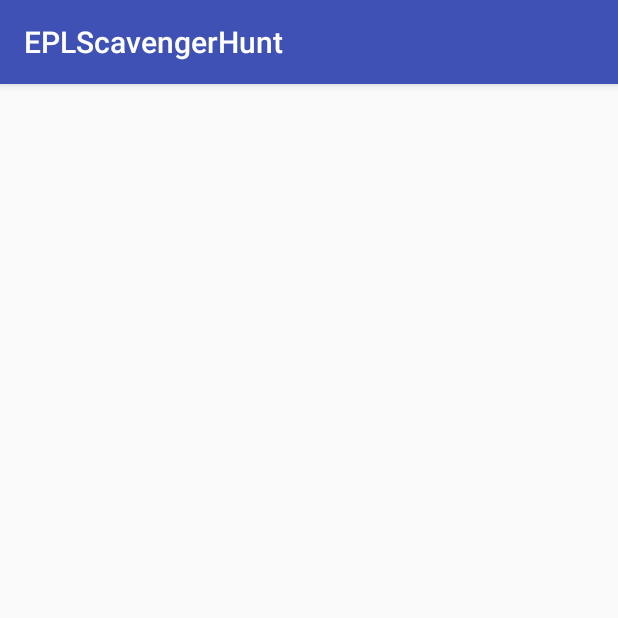
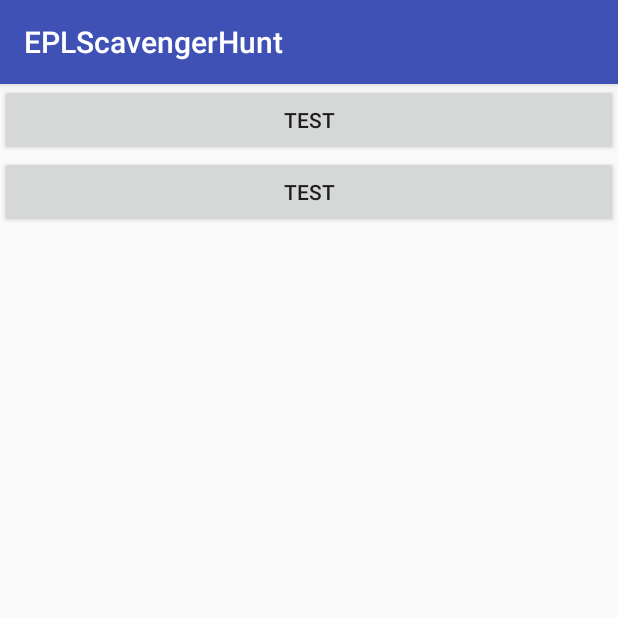
Before and after one commit to yuenj/EPLScavengerHunt, an Android app: the QuestionActivity screen opened directly, with no data from a screen before it, on a phone screen of 412 x 824 dp, the top half of it. Run offline under Robolectric (Android 15) with nearby library versions, the phone set to English and light mode, and no system bars.

Commit message:
Button Creation
Buttons are generated according to how many MC answers

```diff
--- a/app/src/main/java/com/cmput401f17/eplscavengerhunt/activity/QuestionActivity.java
+++ b/app/src/main/java/com/cmput401f17/eplscavengerhunt/activity/QuestionActivity.java
@@ -1,7 +1,12 @@
 package com.cmput401f17.eplscavengerhunt.activity;
 
+/* Imports  */
 import android.os.Bundle;
 import android.support.v7.app.AppCompatActivity;
+import android.support.v7.widget.LinearLayoutCompat;
+import android.view.View;
+import android.widget.Button;
+import android.widget.Toast;
 
 import com.cmput401f17.eplscavengerhunt.R;
 
@@ -11,5 +16,27 @@ public class QuestionActivity extends AppCompatActivity {
     protected void onCreate(Bundle savedInstanceState) {
         super.onCreate(savedInstanceState);
         setContentView(R.layout.activity_question);
+
+        int numMCAnswers = 2;
+
+        /* Create choice button(s) */
+        for(int i = 0; i < numMCAnswers; i++) {
+            Button mcOption = new Button(this);
+            mcOption.setText("test");
+
+            LinearLayoutCompat layout = (LinearLayoutCompat) findViewById(R.id.question_layout);
+            LinearLayoutCompat.LayoutParams parameters = new LinearLayoutCompat.LayoutParams(LinearLayoutCompat.LayoutParams.MATCH_PARENT, LinearLayoutCompat.LayoutParams.WRAP_CONTENT);
+            layout.addView(mcOption, parameters);
+
+            /* Listen for button click. If clicked, make a toast telling which button was clicked */
+            final int id = i;
+            mcOption.setOnClickListener(new View.OnClickListener() {
+                public void onClick(View view) {
+                    Toast.makeText(view.getContext(), "Button clicked index = " + id, Toast.LENGTH_SHORT).show();
+
+                    //TODO: Pass response to Question Controller
+                }
+            });
+        }
     }
 }
--- a/app/src/main/java/com/cmput401f17/eplscavengerhunt/controller/GameController.java
+++ b/app/src/main/java/com/cmput401f17/eplscavengerhunt/controller/GameController.java
@@ -21,9 +21,10 @@ public class GameController {
         return(false);
     }
 
+    /**
     private void generateQuestionZone(String branchID, Zone[] zones) {
     }
-
+**/
     public String initGame() {
         return "Dagger is working!";
     }
--- a/app/src/main/java/com/cmput401f17/eplscavengerhunt/controller/QuestionController.java
+++ b/app/src/main/java/com/cmput401f17/eplscavengerhunt/controller/QuestionController.java
@@ -10,11 +10,14 @@ class QuestionController {
     }
 
     private QuestionController() {
+
     }
 
+    /**
     public Question requestnexQuestion() {
-
+        return
     }
+     **/
 
     public void requestSubmitResponse(){
 
--- a/app/src/main/res/layout/activity_question.xml
+++ b/app/src/main/res/layout/activity_question.xml
@@ -1,9 +1,13 @@
 <?xml version="1.0" encoding="utf-8"?>
-<android.support.constraint.ConstraintLayout xmlns:android="http://schemas.android.com/apk/res/android"
+
+<android.support.v7.widget.LinearLayoutCompat xmlns:android="http://schemas.android.com/apk/res/android"
     xmlns:app="http://schemas.android.com/apk/res-auto"
     xmlns:tools="http://schemas.android.com/tools"
+    android:id="@+id/question_layout"
     android:layout_width="match_parent"
     android:layout_height="match_parent"
-    tools:context="com.cmput401f17.eplscavengerhunt.activity.QuestionActivity">
+    android:orientation="vertical"
+    tools:context="com.cmput401f17.eplscavengerhunt.activity.DebugActivity">
 
-</android.support.constraint.ConstraintLayout>
+
+</android.support.v7.widget.LinearLayoutCompat>
--- a/app/src/main/res/values/strings.xml
+++ b/app/src/main/res/values/strings.xml
@@ -7,6 +7,7 @@
     <string name="goto_QuestionActivity_text">goto QuestionActivity</string>
     <string name="goto_congratulationsActivity_text">goto CongratulationsActivity</string>
     <string name="goto_resultsActivity_text">goto ResultsActivity</string>
+    <string name="mc_temp_choice_text">Temporary Text</string>
 
 
 
```
Also changed, not shown: app/src/main/res/layout/activity_debug.xml (+4 -4 lines).
